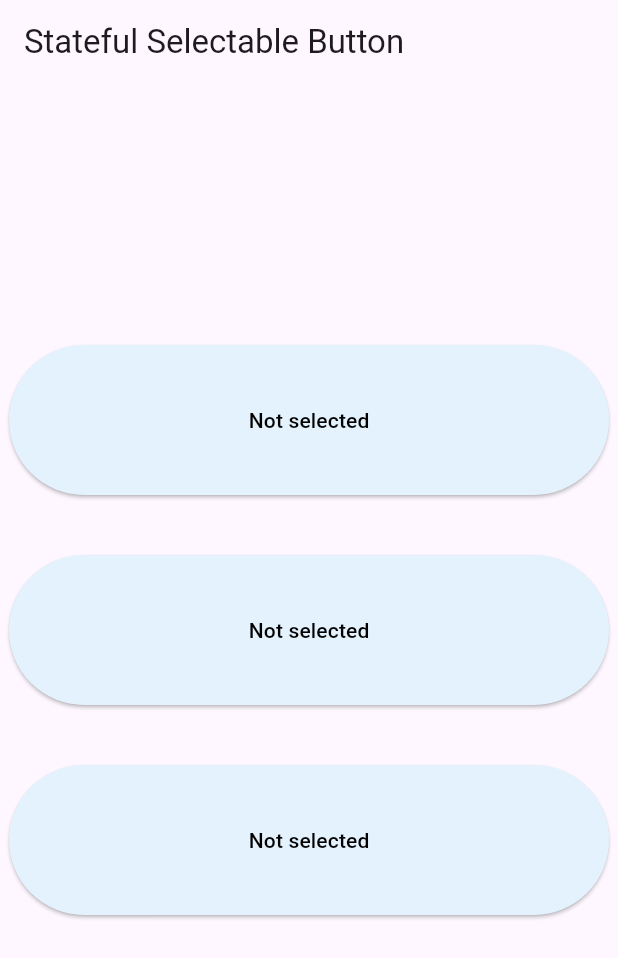
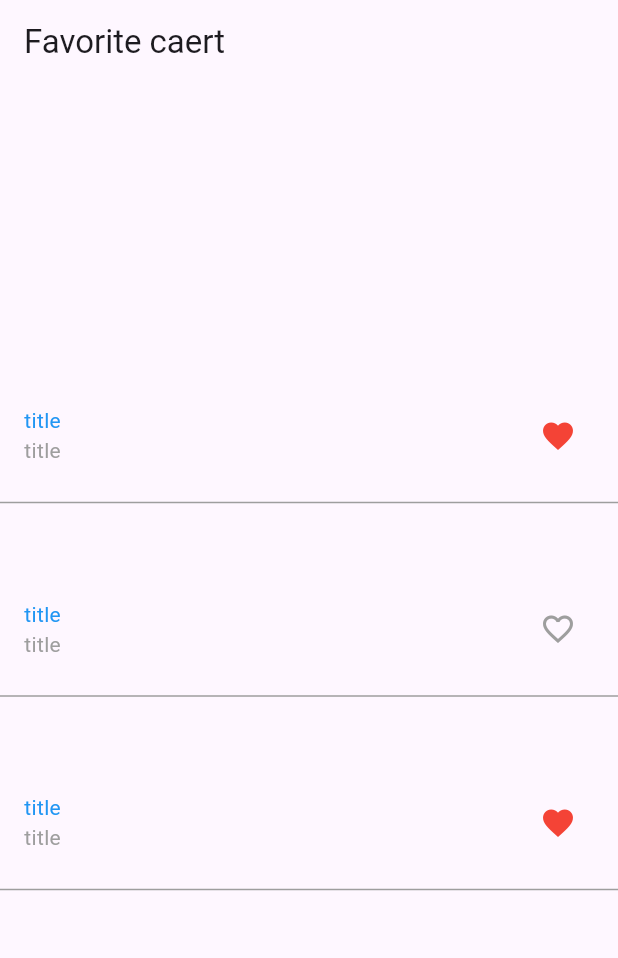
Before and after one commit to dina-seng/mobile-W7, a Flutter app: the screen it shows after launch, on a phone screen of 412 x 824 dp. Shown: the top 958 px of the screen. Run offline on Flutter 3.47's test engine with Material 3 defaults, Android fonts, the phone set to English and light mode, and no system bars.

Commit message:
Add Ex2Screen and FavoriteCard widgets for favorite card functionality

```diff
--- /dev/null
+++ b/lib/ex2_favorite_cards/ex2_screen.dart
@@ -0,0 +1,27 @@
+import 'package:flutter/material.dart';
+
+import 'widgets/favorite_card.dart';
+
+class Ex2Screen extends StatelessWidget {
+  const Ex2Screen({super.key});
+
+  @override
+  Widget build(BuildContext context) {
+    return Scaffold(
+      appBar: AppBar(title: const Text('Favorite caert ')),
+      body: const Center(
+        child: Column(
+          mainAxisAlignment: MainAxisAlignment.center,
+          children: [
+            FavoriteCard(isFavorite: true),
+            SizedBox(height: 40),
+            FavoriteCard(isFavorite: false),
+            SizedBox(height: 40),
+            FavoriteCard(isFavorite: true),
+            SizedBox(height: 40),
+          ],
+        ),
+      ),
+    );
+  }
+}
--- /dev/null
+++ b/lib/ex2_favorite_cards/widgets/favorite_card.dart
@@ -0,0 +1,64 @@
+import 'package:flutter/material.dart';
+
+class FavoriteCard extends StatefulWidget {
+  final String title;
+  final String description;
+  final bool isFavorite;
+
+  const FavoriteCard({
+    super.key,
+    this.title = "title",
+    this.description = ' description',
+    required this.isFavorite,
+  });
+
+  @override
+  State<FavoriteCard> createState() => _FavoriteCardState();
+}
+
+class _FavoriteCardState extends State<FavoriteCard> {
+  late bool _isFavorite;
+
+  @override
+  void initState() {
+    super.initState();
+    _isFavorite = widget.isFavorite;
+  }
+
+  void _toggleFavorite() {
+    setState(() {
+      _isFavorite = !_isFavorite;
+    });
+  }
+
+  @override
+  Widget build(BuildContext context) {
+    return Container(
+      padding: const EdgeInsets.fromLTRB(16, 20, 16, 20),
+      decoration: const BoxDecoration(
+        border: Border(bottom: BorderSide(width: 1, color: Colors.grey)),
+      ),
+      child: Row(
+        children: [
+          Expanded(
+            child: Column(
+              crossAxisAlignment: CrossAxisAlignment.start,
+              children: [
+                Text(widget.title, style: const TextStyle(color: Colors.blue)),
+                Text(widget.title, style: const TextStyle(color: Colors.grey)),
+              ],
+            ),
+          ),
+
+          IconButton(
+            onPressed: _toggleFavorite,
+            icon: Icon(
+              _isFavorite ? Icons.favorite : Icons.favorite_border,
+              color: _isFavorite ? Colors.red : Colors.grey,
+            ),
+          ),
+        ],
+      ),
+    );
+  }
+}
--- a/lib/main.dart
+++ b/lib/main.dart
@@ -1,13 +1,10 @@
 import 'package:flutter/material.dart';
 
 import 'ex1_selectable_button/ex1_screen.dart';
-
+import 'ex2_favorite_cards/ex2_screen.dart';
 
 void main() {
   runApp(
-    const MaterialApp(
-      debugShowCheckedModeBanner: false,
-      home: Ex1Screen(),
-    ),
+    const MaterialApp(debugShowCheckedModeBanner: false, home: Ex2Screen()),
   );
 }
```
